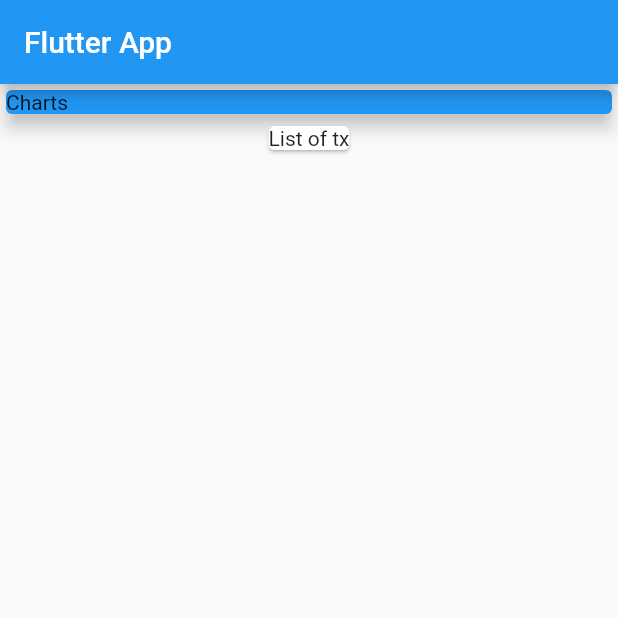
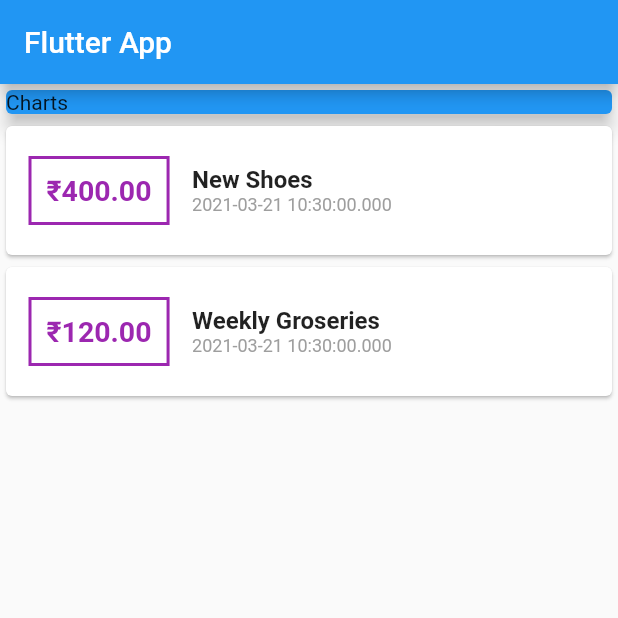
Before and after one commit to DevanK20000/expense-tracker, a Flutter app: the screen it shows after launch, on a phone screen of 412 x 824 dp, the top half of it. Run offline on Flutter 3.47's test engine with Material 2 defaults, Android fonts, the phone set to English and light mode, and no system bars.

Commit message:
basic structure

```diff
--- a/lib/main.dart
+++ b/lib/main.dart
@@ -1,4 +1,7 @@
+import 'dart:ui';
+
 import 'package:flutter/material.dart';
+import 'package:flutter_application_2/transactions.dart';
 
 void main() => runApp(MyApp());
 
@@ -13,6 +16,21 @@ class MyApp extends StatelessWidget {
 }
 
 class MyHomePage extends StatelessWidget {
+  final List<Transaction> transactions = [
+    Transaction(
+      id: 't1',
+      name: 'New Shoes',
+      amount: 400.00,
+      date: DateTime.now(),
+    ),
+    Transaction(
+      id: 't2',
+      name: 'Weekly Groseries',
+      amount: 120.00,
+      date: DateTime.now(),
+    ),
+  ];
+
   @override
   Widget build(BuildContext context) {
     return Scaffold(
@@ -20,6 +38,8 @@ class MyHomePage extends StatelessWidget {
         title: Text('Flutter App'),
       ),
       body: Column(
+        mainAxisAlignment: MainAxisAlignment.start,
+        crossAxisAlignment: CrossAxisAlignment.stretch,
         children: [
           Container(
             width: double.infinity,
@@ -29,8 +49,56 @@ class MyHomePage extends StatelessWidget {
               color: Colors.blue,
             ),
           ),
-          Card(
-            child: Text('List of tx'),
+          Column(
+            children: transactions.map((tx) {
+              return Card(
+                child: Row(
+                  children: [
+                    Container(
+                      margin: EdgeInsets.symmetric(
+                        vertical: 20,
+                        horizontal: 15,
+                      ),
+                      decoration: BoxDecoration(
+                        border: Border.all(
+                          color: Colors.purple,
+                          width: 2,
+                        ),
+                      ),
+                      padding: EdgeInsets.all(10),
+                      child: Text(
+                        '₹${tx.amount.toStringAsFixed(2)}',
+                        style: TextStyle(
+                          fontWeight: FontWeight.bold,
+                          fontSize: 19,
+                          color: Colors.purple,
+                        ),
+                      ),
+                    ),
+                    Column(
+                      mainAxisAlignment: MainAxisAlignment.start,
+                      crossAxisAlignment: CrossAxisAlignment.start,
+                      children: [
+                        Text(
+                          tx.name,
+                          style: TextStyle(
+                            fontWeight: FontWeight.bold,
+                            fontSize: 16,
+                          ),
+                        ),
+                        Text(
+                          tx.date.toString(),
+                          style: TextStyle(
+                            fontSize: 12,
+                            color: Colors.grey,
+                          ),
+                        ),
+                      ],
+                    ),
+                  ],
+                ),
+              );
+            }).toList(),
           ),
         ],
       ),
--- a/lib/transactions.dart
+++ b/lib/transactions.dart
@@ -1,6 +1,15 @@
+import 'package:flutter/foundation.dart';
+
 class Transaction {
-  String id;
-  String name;
-  double amount;
-  DateTime date;
+  final String id;
+  final String name;
+  final double amount;
+  final DateTime date;
+
+  Transaction({
+    @required this.id,
+    @required this.name,
+    @required this.amount,
+    @required this.date,
+  });
 }
```
Also changed, not shown: pubspec.yaml (+1 -9 lines), pubspec.lock.
